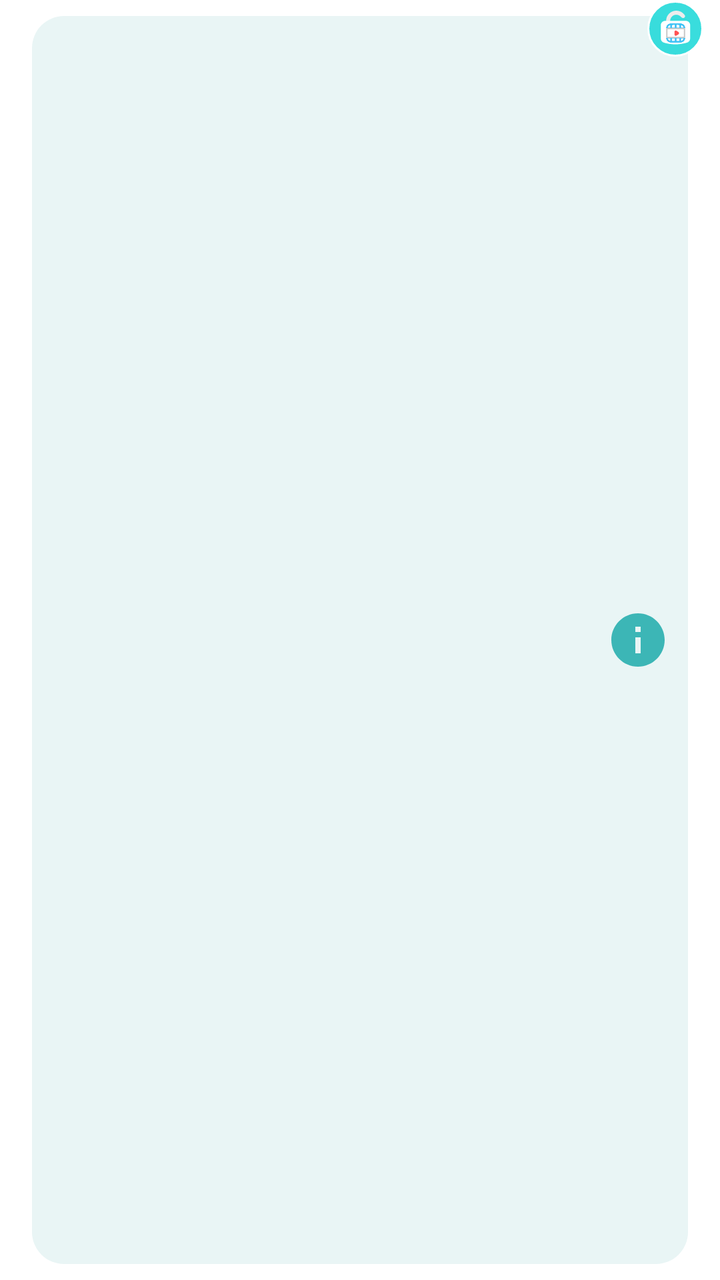
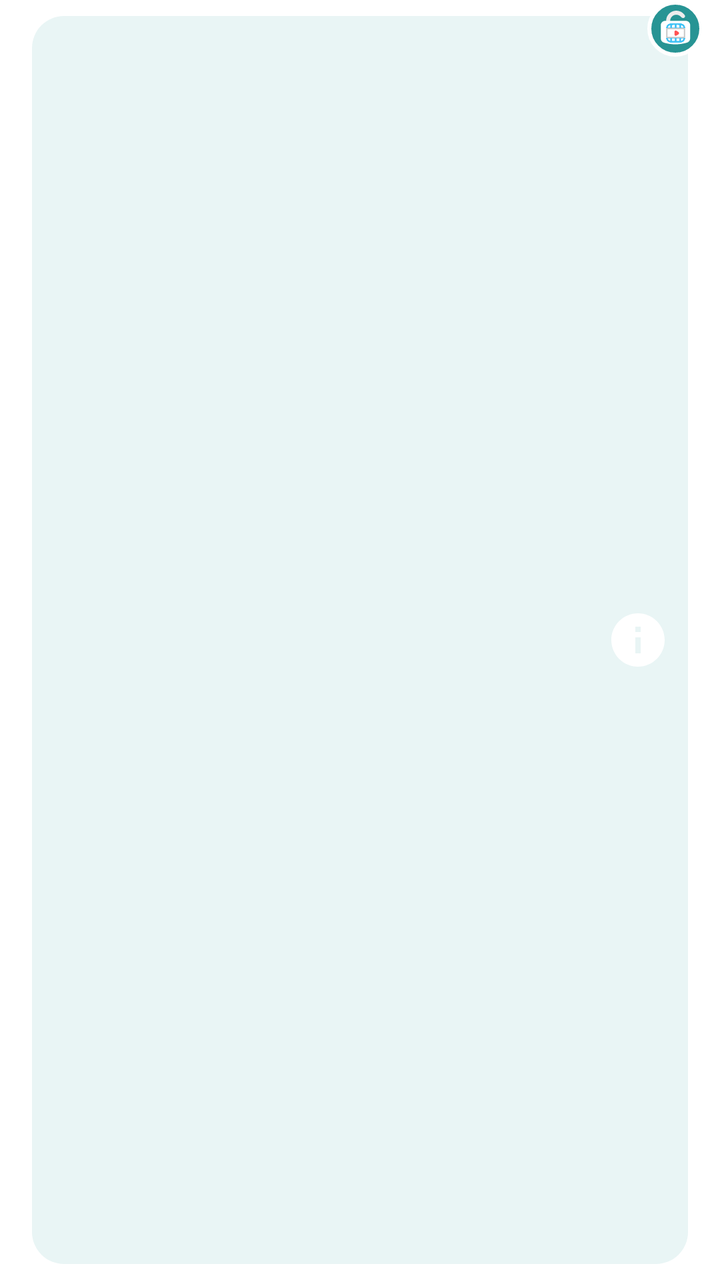

The first picture is an Android layout as it rendered before a commit; the second is the same layout after the commit. The layout source and the unified diff follow.
<!-- AndroidManifest.xml: application theme Theme.CheckEyesight -->
<!-- res/layout/tab1_item.xml -->
<?xml version="1.0" encoding="utf-8"?>
<RelativeLayout xmlns:android="http://schemas.android.com/apk/res/android"
    xmlns:app="http://schemas.android.com/apk/res-auto"
    android:layout_width="wrap_content"
    android:layout_height="wrap_content"
    android:background="@color/white_to_night"

    >


    <androidx.cardview.widget.CardView
        android:id="@+id/cardview_tab1"
        android:layout_width="match_parent"
        android:layout_height="match_parent"
        android:layout_marginHorizontal="16dp"
        android:layout_marginVertical="8dp"
        app:cardCornerRadius="16dp"
        app:cardElevation="0dp"
        app:cardMaxElevation="0dp">

        <RelativeLayout
            android:layout_width="match_parent"
            android:layout_height="match_parent"
            android:background="@color/light_and_dark"

            >

            <ImageView
                android:id="@+id/image_tab1"
                android:layout_width="56dp"
                android:layout_height="56dp"
                android:layout_centerVertical="true"
                android:layout_marginVertical="18dp"
                android:layout_marginStart="10dp" />

            <TextView
                android:id="@+id/title_tab1"
                android:layout_width="wrap_content"
                android:layout_height="wrap_content"
                android:layout_centerVertical="true"
                android:layout_toStartOf="@+id/info_tab1"
                android:layout_toEndOf="@+id/image_tab1"
                android:gravity="center_vertical"
                android:maxLines="2"
                android:paddingHorizontal="10dp"
                android:text=""
                android:textColor="@color/night_to_white"
                android:textSize="16sp"
                android:textStyle="bold"

                />

            <Button
                android:id="@+id/info_tab1"
                android:layout_width="50dp"
                android:layout_height="50dp"
                android:layout_alignParentEnd="true"
                android:layout_centerVertical="true"
                android:background="@drawable/ic_info"
                android:backgroundTint="#3CB6B6"
                android:padding="10sp"
                android:textSize="12sp"


                />
        </RelativeLayout>
    </androidx.cardview.widget.CardView>

    <ImageView
        android:id="@+id/ads_image"
        android:layout_width="28dp"
        android:layout_height="28dp"
        android:layout_alignTop="@id/cardview_tab1"
        android:layout_alignEnd="@id/cardview_tab1"
        android:layout_marginTop="-8dp"
        android:layout_marginEnd="-8dp"
        android:background="@drawable/color_blindness_bac_btns"
        android:paddingTop="5dp"
        android:paddingBottom="6dp"
        android:src="@drawable/icon_ads" />
</RelativeLayout>
<!-- resources referenced by this layout -->
<resources>
  <color name="light_and_dark">#E9F5F5</color>
  <color name="night_to_white">#279494</color>
  <color name="white_to_night">#FFFFFFFF</color>
  <!-- drawable color_blindness_bac_btns (drawable) -->
  <?xml version="1.0" encoding="utf-8"?>
  <shape xmlns:android="http://schemas.android.com/apk/res/android">
      <solid android:color="#F330DCDC" />
      <corners android:radius="20dp"/>
      <stroke android:width="1dp" android:color="#FFFFFF"/>
  </shape>
  <!-- drawable ic_info (drawable) -->
  <vector xmlns:android="http://schemas.android.com/apk/res/android"
      android:width="30dp"
      android:height="30dp"
      android:viewportWidth="30"
      android:viewportHeight="30"
      >
    <group>
      <clip-path
          android:pathData="M15,0L15,0A15,15 0,0 1,30 15L30,15A15,15 0,0 1,15 30L15,30A15,15 0,0 1,0 15L0,15A15,15 0,0 1,15 0z"/>
      <path
          android:pathData="M15,0L15,0A15,15 0,0 1,30 15L30,15A15,15 0,0 1,15 30L15,30A15,15 0,0 1,0 15L0,15A15,15 0,0 1,15 0z"
          />
      <path
          android:pathData="M15,23C10.582,23 7,19.418 7,15C7,10.582 10.582,7 15,7C19.418,7 23,10.582 23,15C23,19.418 19.418,23 15,23ZM14.2,14.2V19H15.8V14.2H14.2ZM14.2,11V12.6H15.8V11H14.2Z"
          android:fillColor="@color/main_color"
  
          />
    </group>
  </vector>
  <!-- drawable icon_ads: vector/xml drawable (drawable, 7914 chars, omitted) -->
  <style name="Theme.CheckEyesight" parent="Theme.AppCompat.DayNight.DarkActionBar">
          
          <item name="colorPrimary">@color/cardview_dark_background</item>
          <item name="colorPrimaryVariant">@color/black</item>
          <item name="colorOnPrimary">@color/black</item>
          
          <item name="colorSecondary">@color/black</item>
          <item name="colorSecondaryVariant">@color/black</item>
          <item name="colorOnSecondary">@color/black</item>
          
          <item name="background">@color/teal_700</item>
          <item name="fontFamily">@font/balsamiqsans_regular</item>
  
          <item name="android:navigationBarColor">@android:color/transparent</item>
          <item name="android:statusBarColor">@android:color/transparent</item>
          <item name="android:colorControlHighlight">@android:color/transparent</item>
  
      </style>
  <color name="main_color">#279494</color>
  <color name="black">#FF000000</color>
  <color name="teal_700">#7C0C32</color>
</resources>

<!-- the commit's change to res/layout/tab1_item.xml (unified diff, before → after) -->
@@ -57,10 +57,9 @@
                 android:layout_alignParentEnd="true"
                 android:layout_centerVertical="true"
                 android:background="@drawable/ic_info"
-                android:backgroundTint="#3CB6B6"
                 android:padding="10sp"
                 android:textSize="12sp"
-
+                android:backgroundTint="@color/white_to_night"
 
                 />
         </RelativeLayout>
<!-- resource entries referenced after the edit -->
@@ -6,9 +6,9 @@
   <!-- drawable color_blindness_bac_btns (drawable) -->
   <?xml version="1.0" encoding="utf-8"?>
   <shape xmlns:android="http://schemas.android.com/apk/res/android">
-      <solid android:color="#F330DCDC" />
+      <solid android:color="@color/main_color" />
       <corners android:radius="20dp"/>
-      <stroke android:width="1dp" android:color="#FFFFFF"/>
+      <stroke android:width="2dp" android:color="@color/white_to_night"/>
   </shape>
   <!-- drawable ic_info (drawable) -->
   <vector xmlns:android="http://schemas.android.com/apk/res/android"
